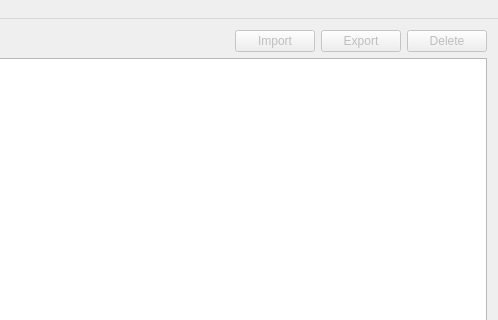
The window that src/mainwindow/mainwindow.ui (partition-safe/partition-safe) describes before a commit, drawn with Qt 5; both pictures show x 291 to 789 and y 0 to 320 of the 789 by 550 pixel window.
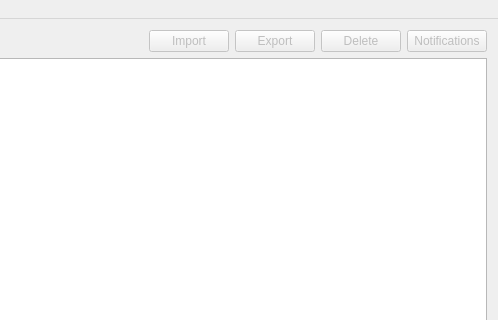
The same window after the commit. Custom widgets are drawn as their Qt base class.

Commit message: #34 Added the dialog, but doesn’t work yet

```diff
--- a/src/mainwindow/mainwindow.ui
+++ b/src/mainwindow/mainwindow.ui
@@ -155,6 +155,16 @@
         </property>
        </widget>
       </item>
+      <item>
+       <widget class="QPushButton" name="buttonNotifications">
+        <property name="enabled">
+         <bool>false</bool>
+        </property>
+        <property name="text">
+         <string>Notifications</string>
+        </property>
+       </widget>
+      </item>
      </layout>
     </item>
    </layout>
```
Left out of the diff: 2 changed lines with no effect on the pictures. The commit also changes 6 other files.
